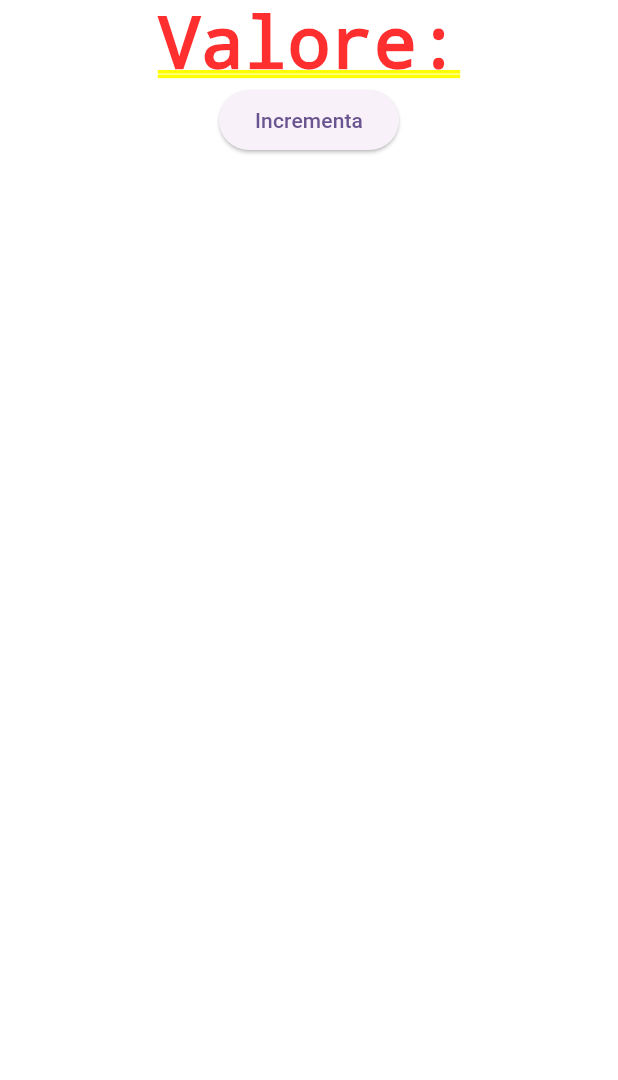
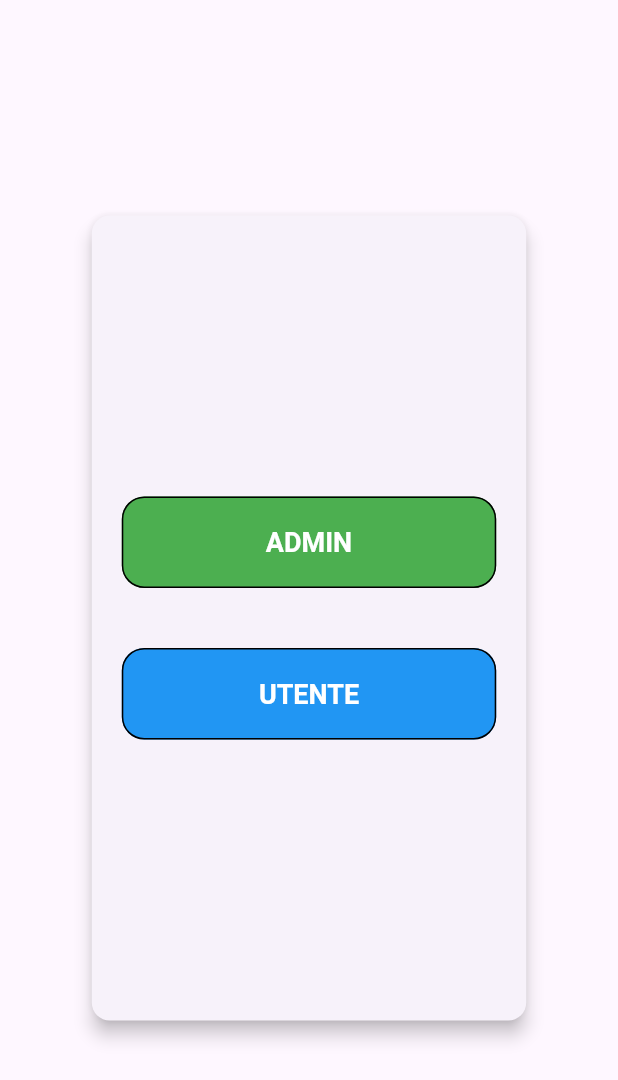
Before and after one commit to daniele992/two_b_costruzioni, a Flutter app: the screen it shows after launch, on a phone screen of 412 x 824 dp. Shown: the top 1080 px of the screen. Run offline on Flutter 3.47's test engine with Material 3 defaults, Android fonts, the light colour scheme and no system bars.

Commit message:
preparata pagina per accedere alla homepage

```diff
--- a/lib/core/utils/theme/theme.dart
+++ b/lib/core/utils/theme/theme.dart
@@ -1,4 +1,5 @@
 import 'package:flutter/material.dart';
+import 'package:two_b_costruzioni/core/utils/theme/widget_themes/elevated_button_theme.dart';
 
 ///Defines the light and dark themes of your Flutter app in a centralized way.
 class TAppTheme {
@@ -6,19 +7,20 @@ class TAppTheme {
 
   static ThemeData lightTheme = ThemeData(
     brightness: Brightness.light,
-    /*textTheme: TTextTheme.lightTextTheme,
-    appBarTheme: TAppBarTheme.lightAppBarTheme,
+    //textTheme: TTextTheme.lightTextTheme,
+    //appBarTheme: TAppBarTheme.lightAppBarTheme,
     elevatedButtonTheme: TElevatedButtonTheme.lightElevatedButtonTheme,
-    outlinedButtonTheme: TOutlinedButtonTheme.lightOutLinedButtonTheme,
+    /*outlinedButtonTheme: TOutlinedButtonTheme.lightOutLinedButtonTheme,
     inputDecorationTheme: TTextFormFieldTheme.lightInputDecorationTheme,
     dropdownMenuTheme: TDropDownButtonFormTheme.lightDropDownDecorationTheme, */
   );
 
   static ThemeData darkTheme = ThemeData(
     brightness: Brightness.dark,
+    elevatedButtonTheme: TElevatedButtonTheme.darkElevatedButtonTheme,
     /*textTheme: TTextTheme.darkTextTheme,
     appBarTheme: TAppBarTheme.darkAppBarTheme,
-    elevatedButtonTheme: TElevatedButtonTheme.darkElevatedButtonTheme,
+
     outlinedButtonTheme: TOutlinedButtonTheme.darkOutLinedButtonTheme,
     inputDecorationTheme: TTextFormFieldTheme.darkInputDecorationTheme,
     dropdownMenuTheme: TDropDownButtonFormTheme.darkDropDownDecorationTheme,*/
--- /dev/null
+++ b/lib/core/utils/theme/widget_themes/elevated_button_theme.dart
@@ -0,0 +1,36 @@
+import 'package:flutter/material.dart';
+import '../../../../constants/colors.dart';
+import '../../../../constants/sizes.dart';
+
+/* --- Light e Dark Elevated Button Themes ---*/
+///Defines a consistent and centralized style for all elevated buttons (ElevatedButton) of the app, separating the style into light and dark themes.
+///Example: elevatedButtonTheme: TElevatedButtonTheme.lightElevatedButtonTheme
+class TElevatedButtonTheme {
+  TElevatedButtonTheme._(); //To avoid creating instances
+
+  /* --- Light Theme --- */
+  static final lightElevatedButtonTheme = ElevatedButtonThemeData(
+    style: ElevatedButton.styleFrom(
+      elevation: 0,
+      foregroundColor: tWhiteColor,
+      backgroundColor: tDarkColor,
+      side: const BorderSide(color: tDarkColor),
+      padding: const EdgeInsets.symmetric(vertical: tButtonHeight),
+      shape: RoundedRectangleBorder(
+          borderRadius: BorderRadius.circular(tBorderRadius)),
+    ),
+  );
+
+  /* --- Dark Theme --- */
+  static final darkElevatedButtonTheme = ElevatedButtonThemeData(
+    style: ElevatedButton.styleFrom(
+      elevation: 0,
+      foregroundColor: tDarkColor,
+      backgroundColor: tPrimaryColor,
+      side: const BorderSide(color: tPrimaryColor),
+      padding: const EdgeInsets.symmetric(vertical: tButtonHeight),
+      shape: RoundedRectangleBorder(
+          borderRadius: BorderRadius.circular(tBorderRadius)),
+    ),
+  );
+}
--- /dev/null
+++ b/lib/features/auth/domain/entities/admin_model.dart
@@ -0,0 +1,6 @@
+class AdminModel {
+  final String nome = "Francesco";
+  final String cognome = "Beconcini";
+  final String password = "BigBoss";
+  final bool admin = true;
+}
--- a/lib/features/auth/presentation/pages/login_View.dart
+++ b/lib/features/auth/presentation/pages/login_View.dart
@@ -2,25 +2,68 @@ import "package:flutter/material.dart";
 
 class SignInScreen extends StatefulWidget {
   const SignInScreen({super.key});
-
 
   @override
   State<SignInScreen> createState() => _SignInScreen();
 }
 
 class _SignInScreen extends State<SignInScreen> {
-
   @override
   Widget build(BuildContext context) {
-    return Column(
-      children: [
-        Text("Valore:"),
-        ElevatedButton(
-          onPressed: () => {},
-          child: Text("Incrementa"),
+    final screenWidth = MediaQuery.of(context).size.width;
+    final screenHeight = MediaQuery.of(context).size.height;
+
+    return Scaffold(
+      body: SafeArea(
+        child: Center(
+          child: SizedBox(
+            width: screenWidth * 0.8,
+            height: screenHeight * 0.7,
+            child: Card(
+              elevation: 5,
+              margin: const EdgeInsets.all(20),
+              child: Padding(
+                padding: const EdgeInsets.all(20),
+                child: Column(
+                  mainAxisAlignment: MainAxisAlignment.center, // centra verticalmente
+                  crossAxisAlignment: CrossAxisAlignment.center, // centra orizzontalmente
+                  children: [
+                    SizedBox(
+                      width: double.infinity, // prende tutta la larghezza della Card
+                      child: ElevatedButton(
+                        style: ElevatedButton.styleFrom(
+                          backgroundColor: Colors.green, // Colore di sfondo del bottone
+                          foregroundColor: Colors.white, // Colore del testo
+                          padding: const EdgeInsets.symmetric(vertical: 20), // Altezza del bottone
+                          textStyle: const TextStyle(
+                              fontSize: 18, fontWeight: FontWeight.bold),
+                        ),
+                        onPressed: () => {},
+                        child: const Text("ADMIN"),
+                      ),
+                    ),
+                    const SizedBox(height: 40.0),
+                    SizedBox(
+                      width: double.infinity, // prende tutta la larghezza della Card
+                      child: ElevatedButton(
+                        style: ElevatedButton.styleFrom(
+                          backgroundColor: Colors.blue, // Colore di sfondo del bottone
+                          foregroundColor: Colors.white, // Colore del testo
+                          padding: const EdgeInsets.symmetric(vertical: 20), // Altezza del bottone
+                          textStyle: const TextStyle(
+                              fontSize: 18, fontWeight: FontWeight.bold),
+                        ),
+                        onPressed: () => {},
+                        child: const Text("UTENTE"),
+                      ),
+                    ),
+                  ],
+                ),
+              ),
+            ),
+          ),
         ),
-      ],
+      ),
     );
   }
-
 }
--- a/lib/main.dart
+++ b/lib/main.dart
@@ -1,4 +1,6 @@
 import 'package:flutter/material.dart';
+import 'core/utils/theme/theme.dart';
+import 'core/utils/theme/widget_themes/elevated_button_theme.dart';
 import 'features/auth/presentation/pages/login_View.dart';
 
 void main() {
@@ -13,17 +15,10 @@
   Widget build(BuildContext context) {
     return MaterialApp(
       title: 'Flutter Demo',
-      theme: ThemeData(
-
-        colorScheme: ColorScheme.fromSeed(seedColor: Colors.deepPurple),
-        useMaterial3: true,
-      ),
-      home: SignInScreen(),
+      themeMode: ThemeMode.system,
+      theme: TAppTheme.lightTheme,
+      darkTheme: TAppTheme.darkTheme,
+      home: const SignInScreen(),
     );
   }
 }
-
-/*themeMode: ThemeMode.system,
-theme: TAppTheme.lightTheme,
-darkTheme: TAppTheme.darkTheme,
-debugShowCheckedModeBanner: false, */
```
